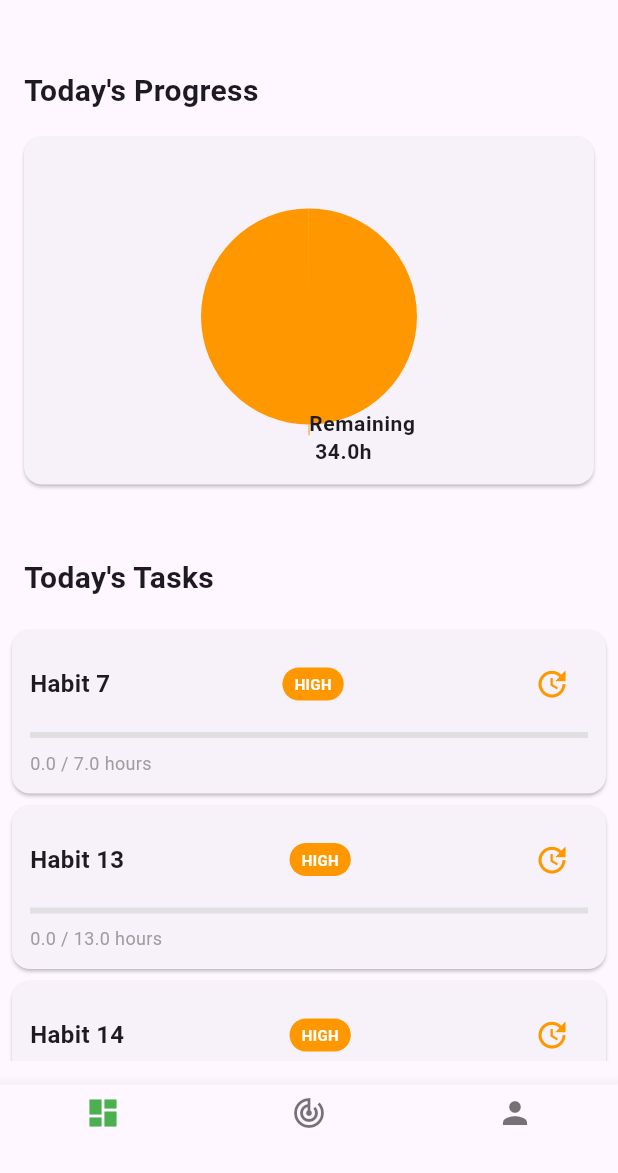
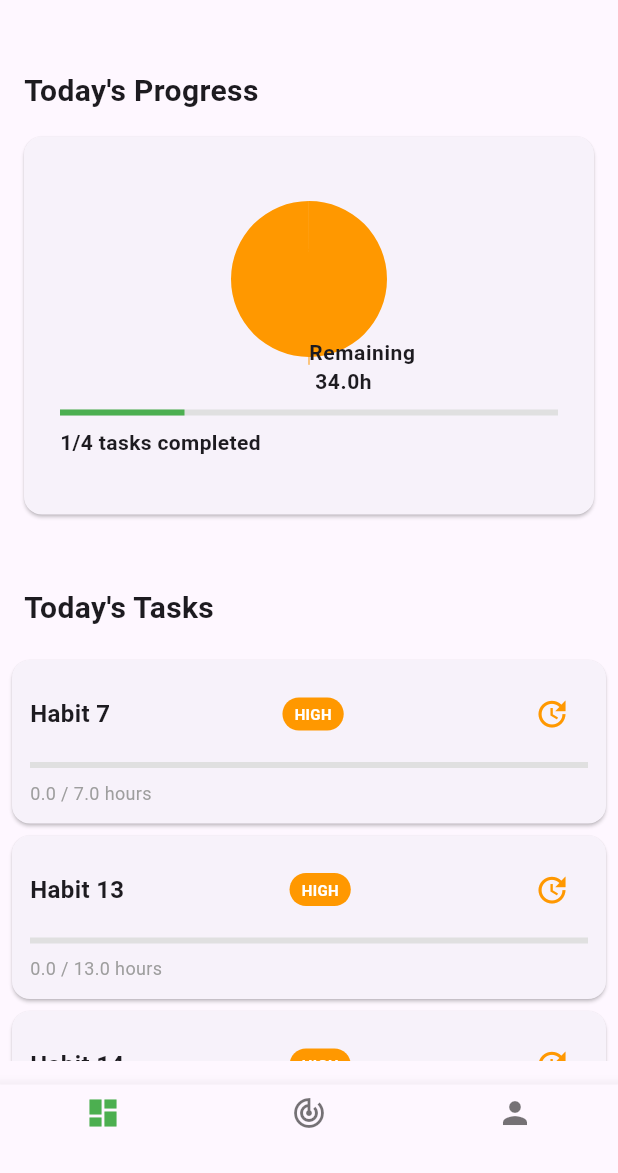
Before and after one commit to sk4ndal-commits/habitlyy, a Flutter app: the screen it shows after launch, on a phone screen of 412 x 824 dp, the part 63-1236 px from its top. Run offline on Flutter 3.47's test engine with Material 3 defaults, Android fonts, the phone set to English and light mode, and no system bars; our stand-ins replace get_it, syncfusion_flutter_charts.

Commit message:
Add a numeric task progress bar to graph

```diff
--- a/lib/views/dashboard/dashboard_graph_view.dart
+++ b/lib/views/dashboard/dashboard_graph_view.dart
@@ -35,13 +35,22 @@ class _DashboardGraphViewState extends State<DashboardGraphView> {
     double totalInvestedHours =
         todayHabits.fold(0, (sum, habit) => sum + habit.investedHours);
 
+    int completedTasks =
+        todayHabits.where((habit) => habit.isCompleted()).length;
+    int totalTasks = todayHabits.length;
+    double progress = totalTasks > 0 ? completedTasks / totalTasks : 0.0;
+
     final data = [
-      PieChartData('Invested', totalInvestedHours, Colors.green),
+      PieChartData('Done', totalInvestedHours, Colors.green),
       PieChartData(
           'Remaining', totalTargetHours - totalInvestedHours, Colors.orange),
     ];
 
-    return SfCircularChart(
+    return Column(
+      children: [
+        Container(
+          height: 150,
+          child: SfCircularChart(
             series: <CircularSeries>[
               PieSeries<PieChartData, String>(
                 dataSource: data,
@@ -52,7 +61,8 @@ class _DashboardGraphViewState extends State<DashboardGraphView> {
                     '${data.label} \n ${data.value.toStringAsFixed(1)}h',
                 dataLabelSettings: DataLabelSettings(
                   isVisible: true,
-            textStyle: TextStyle(fontSize: 14, fontWeight: FontWeight.bold),
+                  textStyle:
+                      TextStyle(fontSize: 14, fontWeight: FontWeight.bold),
                   labelPosition: ChartDataLabelPosition.outside,
                   connectorLineSettings: ConnectorLineSettings(
                     type: ConnectorType.curve,
@@ -60,6 +70,27 @@ class _DashboardGraphViewState extends State<DashboardGraphView> {
                   ),
                 ),
               ),
+            ],
+          ),
+        ),
+        Padding(
+          padding: EdgeInsets.all(12.0),
+          child: Column(
+            crossAxisAlignment: CrossAxisAlignment.start,
+            children: [
+              LinearProgressIndicator(
+                value: progress,
+                backgroundColor: Colors.grey[300],
+                valueColor: AlwaysStoppedAnimation<Color>(Colors.green),
+              ),
+              SizedBox(height: 8.0),
+              Text(
+                '$completedTasks/$totalTasks tasks completed',
+                style: TextStyle(fontSize: 14, fontWeight: FontWeight.bold),
+              ),
+            ],
+          ),
+        )
       ],
     );
   }
--- a/lib/views/dashboard/dashboard_view.dart
+++ b/lib/views/dashboard/dashboard_view.dart
@@ -32,7 +32,7 @@ class DashboardView extends StatelessWidget {
                 children: [
                   SizedBox(height: 8.0),
                   Container(
-                    height: 200,
+                    height: 220,
                     child: DashboardGraphView(),
                   ),
                 ],
```
Lines whose indentation alone changed are shown as unchanged.
